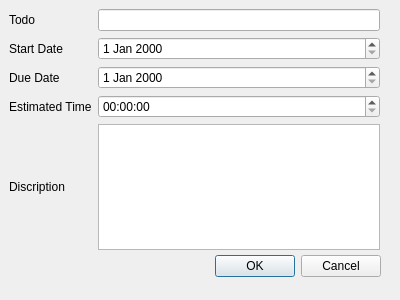
First picture: the form in SouceCode/Calcuwork/dialog_edit.ui, repository lolobilibili/Calculator, before the edit.
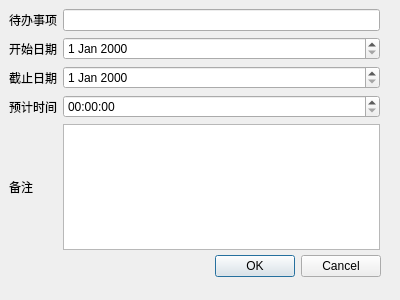
Second picture: the form after the edit.

Patch:
```diff
--- a/SouceCode/Calcuwork/dialog_edit.ui
+++ b/SouceCode/Calcuwork/dialog_edit.ui
@@ -45,14 +45,14 @@
     <item row="3" column="0">
      <widget class="QLabel" name="label_4">
       <property name="text">
-       <string>Estimated Time</string>
+       <string>预计时间</string>
       </property>
      </widget>
     </item>
     <item row="0" column="0">
      <widget class="QLabel" name="label">
       <property name="text">
-       <string>Todo</string>
+       <string>待办事项</string>
       </property>
      </widget>
     </item>
@@ -66,7 +66,7 @@
     <item row="2" column="0">
      <widget class="QLabel" name="label_2">
       <property name="text">
-       <string>Due Date</string>
+       <string>截止日期</string>
       </property>
      </widget>
     </item>
@@ -83,14 +83,14 @@
     <item row="4" column="0">
      <widget class="QLabel" name="label_3">
       <property name="text">
-       <string>Discription</string>
+       <string>备注</string>
       </property>
      </widget>
     </item>
     <item row="1" column="0">
      <widget class="QLabel" name="label_5">
       <property name="text">
-       <string>Start Date</string>
+       <string>开始日期</string>
       </property>
      </widget>
     </item>
```
